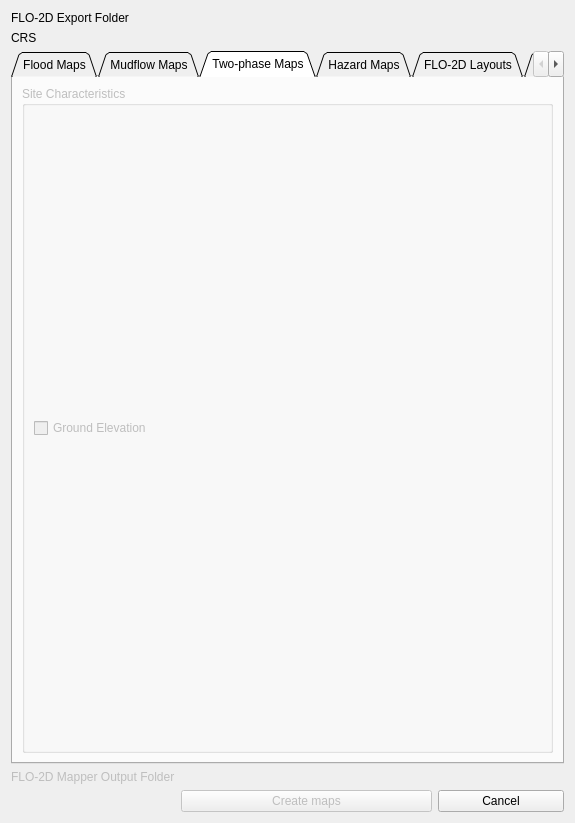
The window that flo2d_mapcrafter/flo2d_mapcrafter_dialog_base.ui (FLO-2DSoftware/FLO-2DMapCrafter) describes before a commit, drawn with Qt 5.
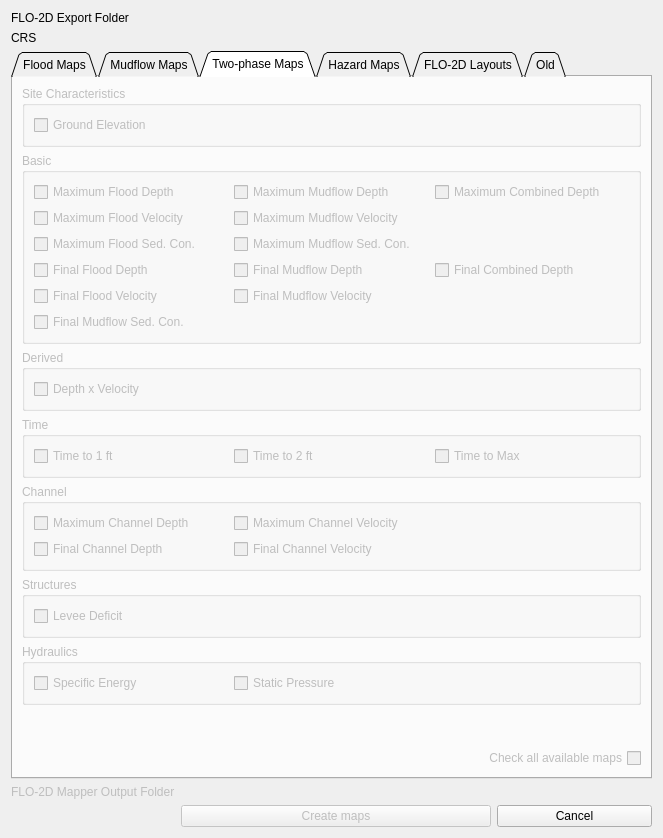
The same window after the commit. The open tabs and pages were chosen to show the change. Custom widgets are drawn as their Qt base class.

Diff of the .ui file:
```diff
--- a/flo2d_mapcrafter/flo2d_mapcrafter_dialog_base.ui
+++ b/flo2d_mapcrafter/flo2d_mapcrafter_dialog_base.ui
@@ -6,8 +6,8 @@
    <rect>
     <x>0</x>
     <y>0</y>
-    <width>575</width>
-    <height>823</height>
+    <width>663</width>
+    <height>838</height>
    </rect>
   </property>
   <property name="windowTitle">
@@ -742,8 +742,165 @@
        <string>Two-phase Maps</string>
       </attribute>
       <layout class="QGridLayout" name="gridLayout_26">
+       <item row="1" column="0">
+        <spacer name="verticalSpacer_2">
+         <property name="orientation">
+          <enum>Qt::Vertical</enum>
+         </property>
+         <property name="sizeHint" stdset="0">
+          <size>
+           <width>20</width>
+           <height>40</height>
+          </size>
+         </property>
+        </spacer>
+       </item>
        <item row="0" column="0">
         <layout class="QGridLayout" name="gridLayout_21">
+         <item row="2" column="0">
+          <widget class="QgsCollapsibleGroupBox" name="dv_tp_cgb">
+           <property name="title">
+            <string>Derived</string>
+           </property>
+           <layout class="QGridLayout" name="gridLayout_67">
+            <item row="0" column="0">
+             <layout class="QGridLayout" name="gridLayout_66">
+              <item row="0" column="0">
+               <widget class="QCheckBox" name="dv_tp_cb">
+                <property name="text">
+                 <string>Depth x Velocity</string>
+                </property>
+               </widget>
+              </item>
+             </layout>
+            </item>
+           </layout>
+          </widget>
+         </item>
+         <item row="1" column="0">
+          <widget class="QgsCollapsibleGroupBox" name="bf_tp_cgb">
+           <property name="title">
+            <string>Basic</string>
+           </property>
+           <layout class="QGridLayout" name="gridLayout_60">
+            <item row="0" column="0">
+             <layout class="QGridLayout" name="gridLayout_58">
+              <item row="4" column="1">
+               <widget class="QCheckBox" name="fmv_tp_cb">
+                <property name="text">
+                 <string>Final Mudflow Velocity</string>
+                </property>
+               </widget>
+              </item>
+              <item row="1" column="1">
+               <widget class="QCheckBox" name="mmv_tp_cb">
+                <property name="text">
+                 <string>Maximum Mudflow Velocity</string>
+                </property>
+               </widget>
+              </item>
+              <item row="0" column="0">
+               <widget class="QCheckBox" name="mfd_tp_cb">
+                <property name="text">
+                 <string>Maximum Flood Depth</string>
+                </property>
+               </widget>
+              </item>
+              <item row="3" column="0">
+               <widget class="QCheckBox" name="ffd_tp_cb">
+                <property name="text">
+                 <string>Final Flood Depth</string>
+                </property>
+               </widget>
+              </item>
+              <item row="0" column="2">
+               <widget class="QCheckBox" name="cmd_tp_cb">
+                <property name="text">
+                 <string>Maximum Combined Depth</string>
+                </property>
+               </widget>
+              </item>
+              <item row="3" column="2">
+               <widget class="QCheckBox" name="fcd_tp_cb">
+                <property name="text">
+                 <string>Final Combined Depth</string>
+                </property>
+               </widget>
+              </item>
+              <item row="4" column="0">
+               <widget class="QCheckBox" name="ffv_tp_cb">
+                <property name="text">
+                 <string>Final Flood Velocity</string>
+                </property>
+               </widget>
+              </item>
+              <item row="1" column="0">
+               <widget class="QCheckBox" name="mfv_tp_cb">
+                <property name="text">
+                 <string>Maximum Flood Velocity</string>
+                </property>
+               </widget>
+              </item>
+              <item row="0" column="1">
+               <widget class="QCheckBox" name="mmd_tp_cb">
+                <property name="text">
+                 <string>Maximum Mudflow Depth</string>
+                </property>
+               </widget>
+              </item>
+              <item row="3" column="1">
+               <widget class="QCheckBox" name="fmd_tp_cb">
+                <property name="text">
+                 <string>Final Mudflow Depth</string>
+                </property>
+               </widget>
+              </item>
+              <item row="2" column="0">
+               <widget class="QCheckBox" name="mfsc_tp_cb">
+                <property name="text">
+                 <string>Maximum Flood Sed. Con.</string>
+                </property>
+               </widget>
+              </item>
+              <item row="2" column="1">
+               <widget class="QCheckBox" name="mmsc_tp_cb">
+                <property name="text">
+                 <string>Maximum Mudflow Sed. Con.</string>
+                </property>
+               </widget>
+              </item>
+              <item row="5" column="0">
+               <widget class="QCheckBox" name="fmsc_tp_cb">
+                <property name="text">
+                 <string>Final Mudflow Sed. Con.</string>
+                </property>
+               </widget>
+              </item>
+             </layout>
+            </item>
+           </layout>
+          </widget>
+         </item>
+         <item row="5" column="0">
+          <widget class="QgsCollapsibleGroupBox" name="sv_tp_cgb">
+           <property name="title">
+            <string>Structures</string>
+           </property>
+           <layout class="QGridLayout" name="gridLayout_71">
+            <item row="0" column="0">
+             <layout class="QGridLayout" name="gridLayout_70">
+              <item row="0" column="0">
+               <widget class="QCheckBox" name="ld_tp_cb">
+                <property name="text">
+                 <string>Levee Deficit</string>
+                </property>
+               </widget>
+              </item>
+             </layout>
+            </item>
+           </layout>
+          </widget>
+         </item>
          <item row="0" column="0">
           <widget class="QgsCollapsibleGroupBox" name="tp_mf_cgb">
            <property name="title">
@@ -764,8 +921,134 @@
            </layout>
           </widget>
          </item>
+         <item row="6" column="0">
+          <widget class="QgsCollapsibleGroupBox" name="hp_tp_cgb">
+           <property name="title">
+            <string>Hydraulics</string>
+           </property>
+           <layout class="QGridLayout" name="gridLayout_73">
+            <item row="0" column="0">
+             <layout class="QGridLayout" name="gridLayout_72">
+              <item row="0" column="1">
+               <widget class="QCheckBox" name="sp_tp_cb">
+                <property name="text">
+                 <string>Static Pressure</string>
+                </property>
+               </widget>
+              </item>
+              <item row="0" column="0">
+               <widget class="QCheckBox" name="se_tp_cb">
+                <property name="text">
+                 <string>Specific Energy</string>
+                </property>
+               </widget>
+              </item>
+              <item row="0" column="2">
+               <widget class="QLabel" name="label_15">
+                <property name="text">
+                 <string/>
+                </property>
+               </widget>
+              </item>
+             </layout>
+            </item>
+           </layout>
+          </widget>
+         </item>
+         <item row="3" column="0">
+          <widget class="QgsCollapsibleGroupBox" name="tv_tp_cgb">
+           <property name="title">
+            <string>Time</string>
+           </property>
+           <layout class="QGridLayout" name="gridLayout_69">
+            <item row="0" column="0">
+             <layout class="QGridLayout" name="gridLayout_68">
+              <item row="0" column="1">
+               <widget class="QCheckBox" name="t2ft_tp_cb">
+                <property name="text">
+                 <string>Time to 2 ft</string>
+                </property>
+               </widget>
+              </item>
+              <item row="0" column="0">
+               <widget class="QCheckBox" name="t1ft_tp_cb">
+                <property name="text">
+                 <string>Time to 1 ft</string>
+                </property>
+               </widget>
+              </item>
+              <item row="0" column="2">
+               <widget class="QCheckBox" name="tmax_tp_cb">
+                <property name="text">
+                 <string>Time to Max</string>
+                </property>
+               </widget>
+              </item>
+             </layout>
+            </item>
+           </layout>
+          </widget>
+         </item>
+         <item row="4" column="0">
+          <widget class="QgsCollapsibleGroupBox" name="ch_tp_cgb">
+           <property name="title">
+            <string>Channel</string>
+           </property>
+           <layout class="QGridLayout" name="gridLayout_63">
+            <item row="0" column="0">
+             <layout class="QGridLayout" name="gridLayout_62">
+              <item row="0" column="1">
+               <widget class="QCheckBox" name="mchv_tp_cb">
+                <property name="text">
+                 <string>Maximum Channel Velocity</string>
+                </property>
+               </widget>
+              </item>
+              <item row="0" column="0">
+               <widget class="QCheckBox" name="mchd_tp_cb">
+                <property name="text">
+                 <string>Maximum Channel Depth</string>
+                </property>
+               </widget>
+              </item>
+              <item row="0" column="2">
+               <widget class="QLabel" name="label_14">
+                <property name="text">
+                 <string/>
+                </property>
+               </widget>
+              </item>
+              <item row="1" column="0">
+               <widget class="QCheckBox" name="fchd_tp_cb">
+                <property name="text">
+                 <string>Final Channel Depth</string>
+                </property>
+               </widget>
+              </item>
+              <item row="1" column="1">
+               <widget class="QCheckBox" name="fchv_tp_cb">
+                <property name="text">
+                 <string>Final Channel Velocity</string>
+                </property>
+               </widget>
+              </item>
+             </layout>
+            </item>
+           </layout>
+          </widget>
+         </item>
         </layout>
        </item>
+       <item row="2" column="0">
+        <widget class="QCheckBox" name="check_tp_cb">
+         <property name="layoutDirection">
+          <enum>Qt::RightToLeft</enum>
+         </property>
+         <property name="text">
+          <string>Check all available maps</string>
+         </property>
+        </widget>
+       </item>
       </layout>
      </widget>
      <widget class="QWidget" name="tab5">
```
Left out of the diff: 4 changed lines with no effect on the pictures.
